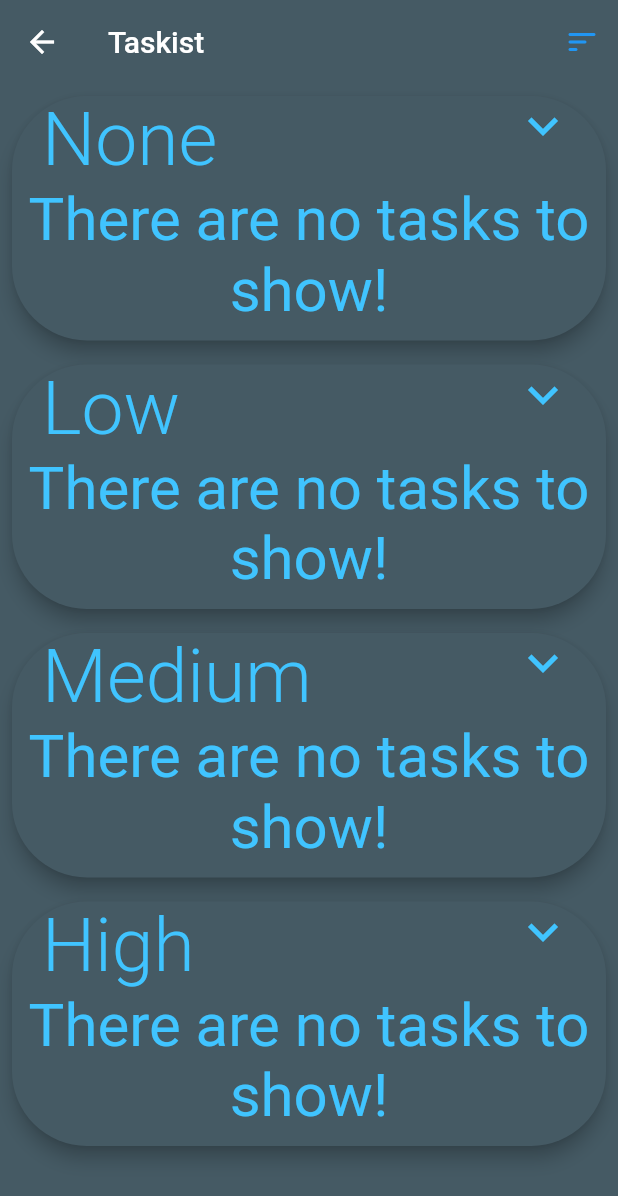
After one commit to hashem78/Taskist, a Flutter app: the SortedTasksScreen screen opened by its route, after a tap on the "sort" icon, on a phone screen of 412 x 824 dp. The commit adds this screen. Shown: the top 1196 px of the screen. Run offline on Flutter 3.47's test engine with Material 2 defaults, Android fonts, the light colour scheme and no system bars; our stand-ins replace bloc, cloud_firestore, equatable, firebase_core, flutter_bloc, hive and 1 more; accounts and stored records are empty.

Commit message:
Add back sorting tasks, fix too many rebuilds

```diff
--- a/lib/constants.dart
+++ b/lib/constants.dart
@@ -14,6 +14,7 @@
 
 const kmainScreen = "/";
 const kaddTasksScreen = "/addtasks";
+const ksortedTasksScreen = "/sortedtasks";
 const List<String> kdayTitles = const [
   "S",
   "S",
--- /dev/null
+++ b/lib/cubit/tasks/common_state.dart
@@ -0,0 +1,51 @@
+import 'package:Taskist/models/task.dart';
+import 'package:equatable/equatable.dart';
+import 'package:flutter/foundation.dart';
+
+@immutable
+abstract class CommonTasksState extends Equatable {
+  const CommonTasksState();
+
+  @override
+  List<Object> get props => [];
+}
+
+class CommonTasksInitial extends CommonTasksState {}
+
+class CommonTasksLoaded extends CommonTasksState {
+  final String message;
+  final List<TaskModel> tasks;
+  CommonTasksLoaded({
+    @required this.message,
+    @required this.tasks,
+  });
+  @override
+  List<Object> get props => [tasks, message];
+}
+
+class CommonTasksFailure extends CommonTasksState {
+  final String message;
+
+  CommonTasksFailure({@required this.message});
+  @override
+  List<Object> get props => [message];
+}
+
+class CommonTasksEmpty extends CommonTasksState {
+  final String message;
+  final List<TaskModel> tasks = const [];
+
+  CommonTasksEmpty({@required this.message});
+  @override
+  List<Object> get props => [message];
+}
+
+class CommonTasksLoading extends CommonTasksState {
+  @override
+  List<Object> get props => [];
+}
+
+class CommonTaskRemoved extends CommonTasksState {
+  @override
+  List<Object> get props => [];
+}
--- a/lib/cubit/tasks/online/online_tasks_cubit.dart
+++ b/lib/cubit/tasks/online/online_tasks_cubit.dart
@@ -1,30 +1,34 @@
+import 'package:Taskist/cubit/tasks/common_state.dart';
 import 'package:Taskist/models/task.dart';
 import 'package:Taskist/models/task_predicate.dart';
 import 'package:Taskist/repositories/online.dart';
 import 'package:bloc/bloc.dart';
-import 'package:equatable/equatable.dart';
-import 'package:flutter/foundation.dart';
 
-part 'online_tasks_state.dart';
-
-class OnlineTasksCubit extends Cubit<OnlineTasksState> {
+class OnlineTasksCubit extends Cubit<CommonTasksState> {
   OnlineTasksCubit({
     this.onlineName = 'tasks',
   })  : _repository = OnlineTasksRepository(onlineName),
-        super(OnlineTasksInitial());
+        super(CommonTasksInitial());
   final String onlineName;
   final OnlineTasksRepository _repository;
 
   Future<void> fetch() async {
-    emit(OnlineTasksLoading());
     var value = await _repository.fetch();
     _response(value);
   }
 
   Future<void> remove(String id) async {
-    emit(OnlineTaskRemoved());
+    emit(CommonTaskRemoved());
     await _repository.remove(id);
     await fetch();
+  }
+
+  Future<void> removeFiltered(
+      String id, TaskPriorityPredicate predicate) async {
+    emit(CommonTaskRemoved());
+    await _repository.remove(id);
+    var _value = await _repository.filter(predicate);
+    _response(_value);
   }
 
   Future<void> add(TaskModel model) async {
@@ -32,16 +36,19 @@
     await fetch();
   }
 
-  void fetchWithFilter(TaskPriorityPredicate predicate) {}
+  void filter(TaskPriorityPredicate predicate) async {
+    var _value = await _repository.filter(predicate);
+    _response(_value);
+  }
 
   void _response(List<TaskModel> value) {
     if (value.isEmpty) {
       emit(
-        OnlineTasksEmpty(message: "There are no tasks to show!"),
+        CommonTasksEmpty(message: "There are no tasks to show!"),
       );
     } else {
       emit(
-        OnlineTasksLoaded(
+        CommonTasksLoaded(
             message: "Fetched latest tasks sucessfully", tasks: value),
       );
     }
--- a/lib/main.dart
+++ b/lib/main.dart
@@ -1,5 +1,6 @@
-import 'package:Taskist/screens/add_tasks_screen.dart';
+import 'package:Taskist/screens/add_tasks.dart';
 import 'package:Taskist/screens/main.dart';
+import 'package:Taskist/screens/sorted_tasks.dart';
 import 'package:firebase_core/firebase_core.dart';
 import 'package:flutter/material.dart';
 
@@ -24,6 +25,7 @@
       routes: {
         kmainScreen: (_) => MainScreen(),
         kaddTasksScreen: (_) => AddTaskScreen(),
+        ksortedTasksScreen: (_) => SortedTasksScreen(),
       },
       theme: ThemeData(
         accentColor: kaccentColor,
--- a/lib/repositories/online.dart
+++ b/lib/repositories/online.dart
@@ -2,6 +2,7 @@
 
 import 'package:Taskist/models/task.dart';
 import 'package:Taskist/data_providers/online_data.dart';
+import 'package:Taskist/models/task_predicate.dart';
 import 'package:Taskist/repositories/repository.dart';
 import 'package:flutter/foundation.dart';
 
@@ -18,6 +19,12 @@
     return UnmodifiableListView(_listOfData);
   }
 
+  Future<List<TaskModel>> filter(TaskPriorityPredicate predicate) async {
+    var _internalList = await onlineDataProvider.fetchWithPredicate(predicate);
+    var _listOfData = tasksFromRawData(_internalList);
+    return UnmodifiableListView(_listOfData);
+  }
+
   Future<void> add(TaskModel model) async =>
       await onlineDataProvider.add(tasktoJson(model));
 
--- /dev/null
+++ b/lib/screens/helpers/sorted_screen.dart
@@ -0,0 +1,48 @@
+import 'package:Taskist/cubit/tasks/common_state.dart';
+import 'package:Taskist/models/task_predicate.dart';
+import 'package:Taskist/widgets/task_tile.dart';
+import 'package:flutter/material.dart';
+import 'package:flutter_bloc/flutter_bloc.dart';
+import 'package:Taskist/components/animated_widget_block.dart';
+
+import 'helper.dart';
+
+Widget buildLocalBlock(BuildContext context, String blockTitle, cubit,
+    dynamic state, TaskPriorityPredicate predicate) {
+  List<Widget> children =
+      List<Widget>.from(state.tasks.map((e) => TaskTile(model: e)));
+  return AnimatedWidgetBlock(
+    onChildDismissed: (String id) async {
+      await cubit.removeFiltered(id, predicate);
+    },
+    title: blockTitle,
+    children: children,
+  );
+}
+
+Widget buildCommonConsumer<C extends Cubit<S>, S>(
+        dynamic cubit, String title, TaskPriorityPredicate predicate) =>
+    BlocConsumer<C, S>(
+      cubit: cubit,
+      buildWhen: (s1, s2) {
+        if (s2 is CommonTaskRemoved) return false;
+        return true;
+      },
+      builder: (context, state) {
+        if (state is CommonTasksInitial) {
+          cubit.filter(predicate);
+        } else if (state is CommonTasksLoading) {
+          return buildLoadingTasks();
+        } else if (state is CommonTasksEmpty) {
+          return buildEmptyTasks(title, state);
+        } else if (state is CommonTasksLoaded) {
+          return buildLocalBlock(context, title, cubit, state, predicate);
+        }
+        return Container();
+      },
+      listener: (context, state) {
+        if (state is CommonTaskRemoved) {
+          Scaffold.of(context).showSnackBar(buildRemovedTaskSnackBar());
+        }
+      },
+    );
--- /dev/null
+++ b/lib/screens/sorted_tasks.dart
@@ -0,0 +1,54 @@
+import 'package:Taskist/constants.dart';
+import 'package:Taskist/cubit/tasks/online/online_tasks_cubit.dart';
+import 'package:Taskist/models/task_predicate.dart';
+import 'package:flutter/material.dart';
+
+import 'helpers/sorted_screen.dart';
+
+class SortedTasksScreen extends StatefulWidget {
+  @override
+  _SortedTasksScreenState createState() => _SortedTasksScreenState();
+}
+
+class _SortedTasksScreenState extends State<SortedTasksScreen> {
+  bool _reversed = false;
+  @override
+  Widget build(BuildContext context) {
+    var _list = [
+      buildCommonConsumer(
+          OnlineTasksCubit(), "High", HighTaskPriorityPredicate()),
+      buildCommonConsumer(
+          OnlineTasksCubit(), "Medium", MediumTaskPriorityPredicate()),
+      buildCommonConsumer(
+          OnlineTasksCubit(), "Low", LowTaskPriorityPredicate()),
+      buildCommonConsumer(OnlineTasksCubit(), "None", NoPriorityPredicate()),
+    ];
+    return Scaffold(
+      appBar: AppBar(
+        elevation: 0,
+        backgroundColor: kprimaryDarkColor,
+        title: Text(kappTitle),
+        actions: [
+          IconButton(
+              icon: Icon(
+                Icons.sort_rounded,
+                color: _reversed ? Colors.blue : null,
+              ),
+              onPressed: () {
+                setState(() {
+                  _reversed = !_reversed;
+                });
+              }),
+        ],
+      ),
+      body: Container(
+        color: kprimaryDarkColor,
+        height: MediaQuery.of(context).size.height,
+        child: ListView(
+          addAutomaticKeepAlives: true,
+          children: _reversed ? _list.reversed.toList() : _list,
+        ),
+      ),
+    );
+  }
+}
--- a/lib/widgets/widget_block.dart
+++ b/lib/widgets/widget_block.dart
@@ -67,6 +67,9 @@
                       return Container();
                     },
                   ),
+                  Padding(
+                      padding:
+                          EdgeInsets.symmetric(vertical: 5, horizontal: 5)),
                 ],
               ),
             ),
```
Also changed, not shown: lib/cubit/tasks/local/local_tasks_cubit.dart (+21 -12 lines), lib/cubit/tasks/local/local_tasks_state.dart (deleted, +0 -49 lines), lib/cubit/tasks/online/online_tasks_state.dart (deleted, +0 -49 lines), lib/repositories/local.dart (+7 -0 lines), lib/repositories/repository.dart (+1 -14 lines), lib/screens/helpers/helper.dart (added, +45 -0 lines), lib/screens/helpers/main_screen.dart (added, +52 -0 lines), lib/screens/main.dart (+15 -130 lines), lib/screens/add_tasks.dart (renamed from lib/screens/add_tasks_screen.dart).
